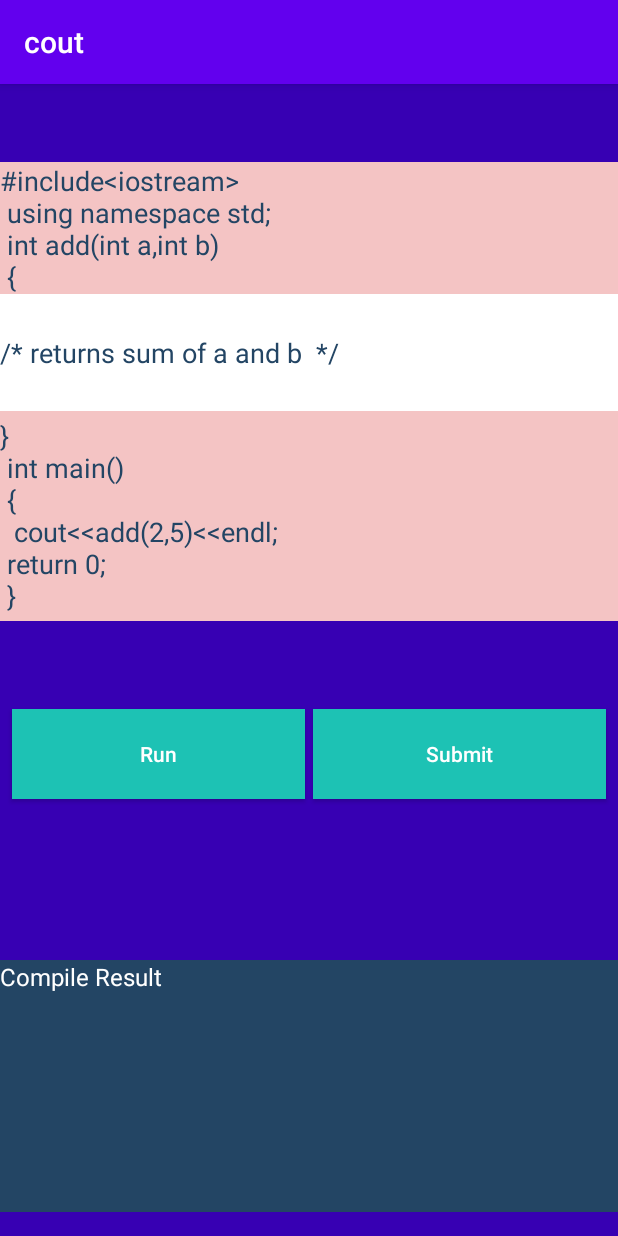
After one commit to sshrutii/coutAppProject, an Android app: the CodeActivity screen opened directly, with no data from a screen before it, on a phone screen of 412 x 824 dp. The commit adds this screen. Run offline under Robolectric (Android 15) with nearby library versions, the phone set to English and light mode, and no system bars.

Commit message:
Combined App

```diff
--- a/cout/app/src/main/AndroidManifest.xml
+++ b/cout/app/src/main/AndroidManifest.xml
@@ -9,7 +9,9 @@
         android:roundIcon="@mipmap/ic_launcher_round"
         android:supportsRtl="true"
         android:theme="@style/AppTheme">
-        <activity android:name=".ProfileActivity"></activity>
+        <activity android:name=".CodeActivity"></activity>
+        <activity android:name=".CompilerActivity" />
+        <activity android:name=".ProfileActivity" />
         <activity android:name=".PlaygroundActivity" />
         <activity android:name=".RegistrationActivity" />
         <activity android:name=".SecondActivity" />
--- /dev/null
+++ b/cout/app/src/main/java/com/example/cout/Api/ApiService.java
@@ -0,0 +1,16 @@
+package com.example.cout.Api;
+
+import retrofit2.Call;
+import retrofit2.http.Body;
+import retrofit2.http.Headers;
+import retrofit2.http.POST;
+
+public interface ApiService {
+
+    @POST("execute")
+    @Headers("Content-Type: application/json")
+    Call<String> execute(@Body PostData postData);
+//    Call<String> execute(@Field("clientId") String clientId, @Field("clientSecret") String clientSecret, @Field("script") String script, @Field("language") String language, @Field("versionIndex") String versionIndex);
+
+
+}
--- /dev/null
+++ b/cout/app/src/main/java/com/example/cout/CodeActivity.java
@@ -0,0 +1,142 @@
+package com.example.cout;
+
+import androidx.appcompat.app.AppCompatActivity;
+import androidx.appcompat.app.AppCompatActivity;
+import retrofit2.Call;
+import retrofit2.Callback;
+import retrofit2.Response;
+import android.os.Bundle;
+import android.view.View;
+import android.widget.Button;
+import android.widget.EditText;
+import android.widget.TextView;
+import android.widget.Toast;
+
+import org.json.JSONException;
+import org.json.JSONObject;
+
+import java.io.IOException;
+import com.example.cout.Api.ApiHandler;
+import com.example.cout.Api.ApiService;
+import com.example.cout.Api.PostData;
+import org.json.JSONException;
+import org.json.JSONObject;
+import java.io.IOException;
+public class CodeActivity extends AppCompatActivity {
+    TextView tvResult;
+    EditText etInput,header,answer;
+    String answer_1,answer_2,publicTestCase,privateTestCase;
+    Button btnSubmit,btnRun;
+    @Override
+    protected void onCreate(Bundle savedInstanceState) {
+        super.onCreate(savedInstanceState);
+        setContentView(R.layout.activity_code);
+        tvResult  = findViewById(R.id.tv_result);
+        header = findViewById(R.id.header);
+        answer = findViewById(R.id.answer);
+        etInput   = findViewById(R.id.et_input);
+        btnSubmit = findViewById(R.id.btn_submit);
+        btnRun = findViewById(R.id.btn_run);
+        answer_1 = "} \n int main() \n { \n";
+        answer_2 = "\n return 0; \n }  ";
+        publicTestCase = "  cout<<add(2,5)<<endl; ";
+        privateTestCase = "cout<<add(100,100)<<endl;";
+        header.setText("#include<iostream> \n using namespace std; \n int add(int a,int b) \n {");
+        etInput.setText("/* returns sum of a and b  */");
+        answer.setText(answer_1+publicTestCase+answer_2);
+        btnRun.setOnClickListener(new View.OnClickListener() {
+            @Override
+            public void onClick(View view) {
+
+                ApiService apiService = ApiHandler.getRetrofitInstance();
+                Call<String> execute = apiService.execute(new PostData(header.getText().toString() + etInput.getText().toString() + answer_1+publicTestCase + answer_2));
+
+                tvResult.setText("Loading...");
+
+                execute.enqueue(new Callback<String>() {
+                    @Override
+                    public void onResponse(Call<String> call, Response<String> response) {
+
+                        tvResult.setText("");
+
+                        try {
+
+                            if(response.isSuccessful()){
+
+
+                                JSONObject responseJson = new JSONObject(response.body().toString());
+                                String output = responseJson.getString("output");
+                                tvResult.setText(output);
+
+                            }else{
+
+                                Toast.makeText(CodeActivity.this, response.errorBody().string(), Toast.LENGTH_SHORT).show();
+                            }
+
+                        } catch (JSONException e) {
+                            Toast.makeText(CodeActivity.this, "Gagal Parsing JSON : " + e.getMessage(), Toast.LENGTH_SHORT).show();
+
+                        } catch (IOException e) {
+                            e.printStackTrace();
+                        }
+                    }
+                    @Override
+                    public void onFailure(Call<String> call, Throwable t) {
+
+                        tvResult.setText("Failed");
+                        Toast.makeText(CodeActivity.this, "Gagal : " + t.getMessage(), Toast.LENGTH_SHORT).show();
+
+                    }
+                });
+
+            }
+        });
+        btnSubmit.setOnClickListener(new View.OnClickListener() {
+            @Override
+            public void onClick(View view) {
+
+                ApiService apiService = ApiHandler.getRetrofitInstance();
+                Call<String> execute = apiService.execute(new PostData(header.getText().toString() + etInput.getText().toString() + answer_1+privateTestCase + answer_2));
+
+                tvResult.setText("Loading...");
+
+                execute.enqueue(new Callback<String>() {
+                    @Override
+                    public void onResponse(Call<String> call, Response<String> response) {
+
+                        tvResult.setText("");
+
+                        try {
+
+                            if(response.isSuccessful()){
+
+
+                                JSONObject responseJson = new JSONObject(response.body().toString());
+                                String output = responseJson.getString("output");
+                                tvResult.setText(output);
+
+                            }else{
+
+                                Toast.makeText(CodeActivity.this, response.errorBody().string(), Toast.LENGTH_SHORT).show();
+                            }
+
+                        } catch (JSONException e) {
+                            Toast.makeText(CodeActivity.this, "Gagal Parsing JSON : " + e.getMessage(), Toast.LENGTH_SHORT).show();
+
+                        } catch (IOException e) {
+                            e.printStackTrace();
+                        }
+                    }
+                    @Override
+                    public void onFailure(Call<String> call, Throwable t) {
+
+                        tvResult.setText("Failed");
+                        Toast.makeText(CodeActivity.this, "Gagal : " + t.getMessage(), Toast.LENGTH_SHORT).show();
+
+                    }
+                });
+
+            }
+        });
+    }
+}
--- /dev/null
+++ b/cout/app/src/main/res/layout/activity_code.xml
@@ -0,0 +1,106 @@
+<?xml version="1.0" encoding="utf-8"?>
+<androidx.constraintlayout.widget.ConstraintLayout xmlns:android="http://schemas.android.com/apk/res/android"
+    xmlns:app="http://schemas.android.com/apk/res-auto"
+    xmlns:tools="http://schemas.android.com/tools"
+    android:layout_width="match_parent"
+    android:layout_height="match_parent"
+    tools:context=".CodeActivity"
+    android:background="@color/colorPrimaryDark">
+
+    <EditText
+        android:id="@+id/et_input"
+        android:layout_width="0dp"
+        android:layout_height="78dp"
+        android:background="#FFFFFF"
+        android:hint="Input code here"
+        android:textColor="#234564"
+        app:layout_constraintEnd_toEndOf="parent"
+        app:layout_constraintStart_toStartOf="parent"
+        app:layout_constraintTop_toBottomOf="@+id/header"></EditText>
+
+    <EditText
+        android:id="@+id/header"
+        android:layout_width="0dp"
+        android:layout_height="88dp"
+        android:layout_marginTop="52dp"
+        android:background="#F4C4C4"
+        android:enabled="false"
+        android:textColor="#234564"
+        app:layout_constraintEnd_toEndOf="parent"
+        app:layout_constraintHorizontal_bias="0.0"
+        app:layout_constraintStart_toStartOf="parent"
+        app:layout_constraintTop_toTopOf="parent"></EditText>
+
+    <EditText
+        android:id="@+id/answer"
+        android:layout_width="0dp"
+        android:layout_height="140dp"
+        android:background="#F4C4C4"
+        android:enabled="false"
+        android:textColor="#234564"
+        app:layout_constraintBottom_toTopOf="@+id/guideline"
+        app:layout_constraintEnd_toEndOf="parent"
+        app:layout_constraintHorizontal_bias="0.0"
+        app:layout_constraintStart_toStartOf="parent"
+        app:layout_constraintTop_toBottomOf="@+id/et_input"
+        app:layout_constraintVertical_bias="0.0"></EditText>
+
+    <Button
+        android:id="@+id/btn_submit"
+        android:layout_width="195dp"
+        android:layout_height="60dp"
+        android:layout_marginStart="8dp"
+        android:layout_marginLeft="8dp"
+        android:layout_marginEnd="8dp"
+        android:layout_marginRight="8dp"
+        android:layout_marginBottom="8dp"
+        android:background="#1DC2B4"
+        android:text="Submit"
+        android:textAllCaps="false"
+        android:textColor="#FFF"
+        app:layout_constraintBottom_toTopOf="@+id/guideline"
+        app:layout_constraintEnd_toEndOf="parent"
+        app:layout_constraintHorizontal_bias="1.0"
+        app:layout_constraintStart_toStartOf="parent"
+        app:layout_constraintTop_toBottomOf="@+id/answer" />
+
+    <Button
+        android:id="@+id/btn_run"
+        android:layout_width="195dp"
+        android:layout_height="60dp"
+        android:layout_marginStart="8dp"
+        android:layout_marginLeft="8dp"
+        android:layout_marginEnd="8dp"
+        android:layout_marginRight="8dp"
+        android:layout_marginBottom="8dp"
+        android:background="#1DC2B4"
+        android:text="Run"
+        android:textAllCaps="false"
+        android:textColor="#FFF"
+        app:layout_constraintBottom_toTopOf="@+id/guideline"
+        app:layout_constraintEnd_toEndOf="parent"
+        app:layout_constraintHorizontal_bias="0.0"
+        app:layout_constraintStart_toStartOf="parent"
+        app:layout_constraintTop_toBottomOf="@+id/answer" />
+
+    <TextView
+        android:id="@+id/tv_result"
+        android:layout_width="0dp"
+        android:layout_height="168dp"
+        android:layout_marginBottom="16dp"
+        android:background="#234564"
+        android:text="Compile Result"
+        android:textColor="#FFF"
+        android:textSize="16sp"
+        app:layout_constraintBottom_toBottomOf="parent"
+        app:layout_constraintEnd_toEndOf="parent"
+        app:layout_constraintStart_toStartOf="parent" />
+
+    <androidx.constraintlayout.widget.Guideline
+        android:id="@+id/guideline"
+        android:layout_width="wrap_content"
+        android:layout_height="wrap_content"
+        android:orientation="horizontal"
+        app:layout_constraintGuide_begin="543dp" />
+
+</androidx.constraintlayout.widget.ConstraintLayout>
```
Also changed, not shown: cout/app/build.gradle (+9 -1 lines), cout/app/src/main/java/com/example/cout/Api/ApiHandler.java (added, +42 -0 lines), cout/app/src/main/java/com/example/cout/Api/PostData.java (added, +18 -0 lines), cout/app/src/main/java/com/example/cout/CompilerActivity.java (added, +25 -0 lines), cout/app/src/main/java/com/example/cout/SecondActivity.java (+10 -1 lines), cout/app/src/main/res/layout/activity_compiler.xml (added, +42 -0 lines).
